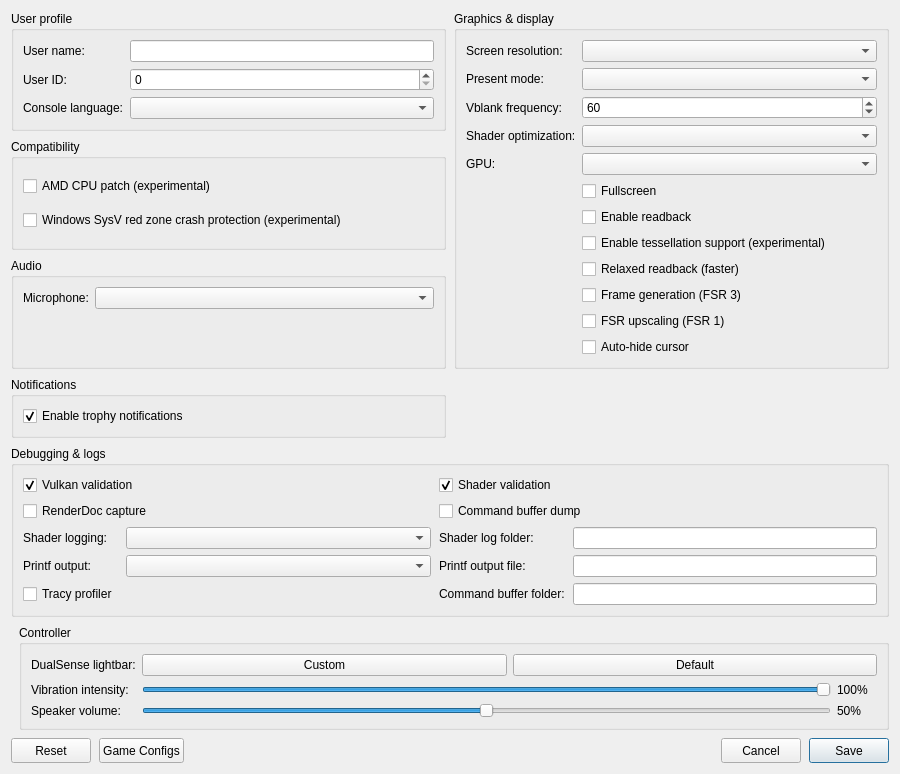
Above: src/launcher/forms/configuration_edit_dialog.ui from serbru20066666/brunoKytyPs5 before the change. Below: the same form after it.
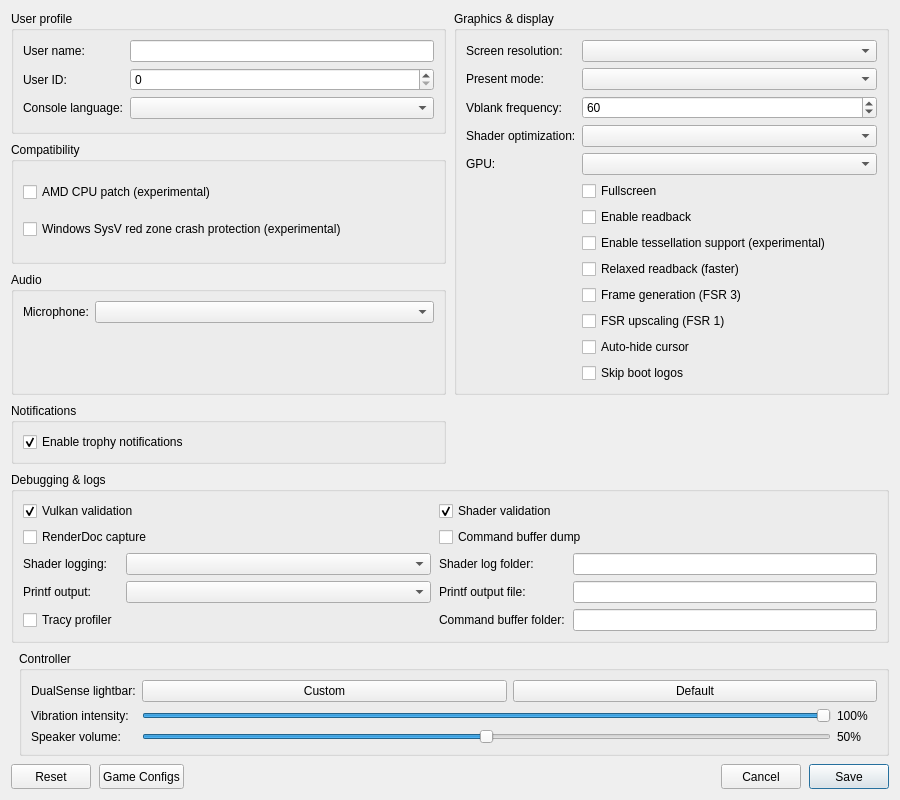
That is the form after the change. Custom widgets are drawn as their Qt base class.

Commit message: systemservice: add an option to report the notice screen as skipped (#1127)

Diff of the .ui file:
```diff
--- a/src/launcher/forms/configuration_edit_dialog.ui
+++ b/src/launcher/forms/configuration_edit_dialog.ui
@@ -197,6 +197,12 @@
           <property name="text"><string>Auto-hide cursor</string></property>
          </widget>
         </item>
+        <item row="12" column="1">
+         <widget class="QCheckBox" name="checkBox_skip_notice_screen">
+          <property name="toolTip"><string>Skip startup logos and notices in supported games.</string></property>
+          <property name="text"><string>Skip boot logos</string></property>
+         </widget>
+        </item>
        </layout>
       </widget>
      </item>
```
The commit also changes 8 other files.
